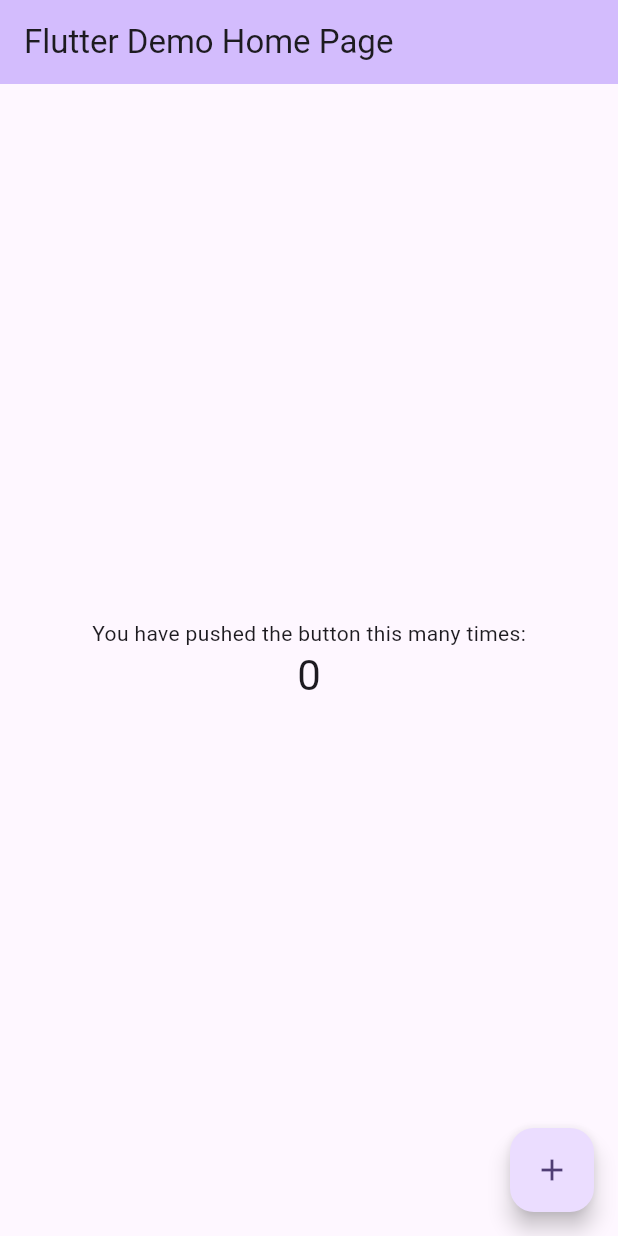
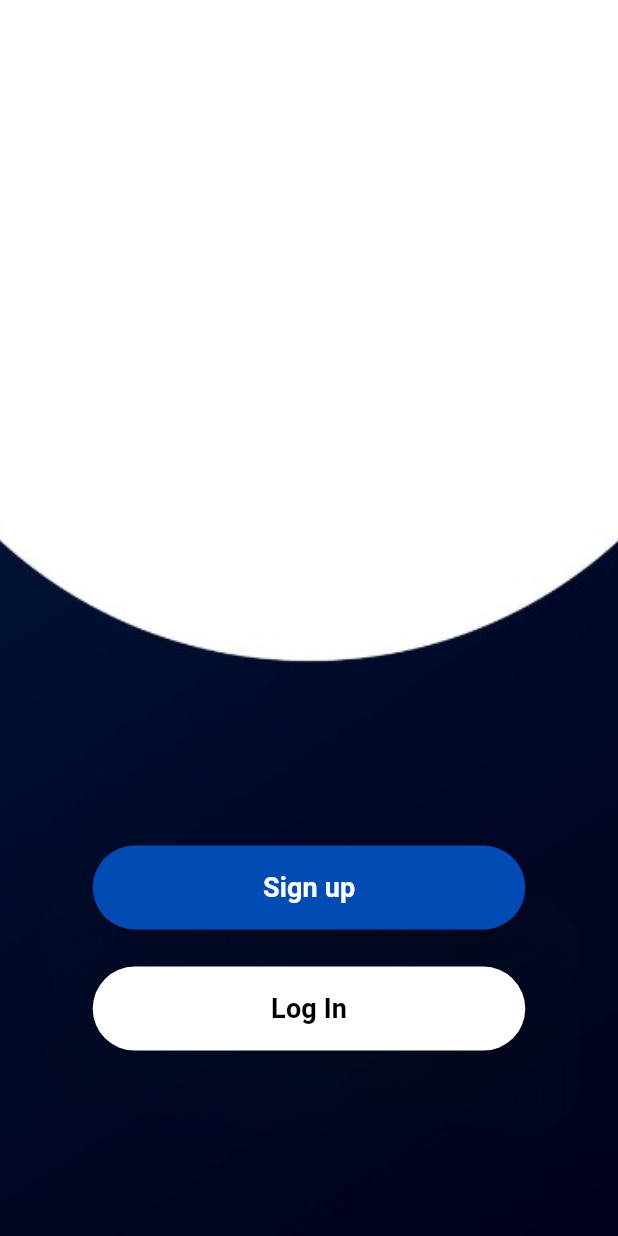
Before and after one commit to MuhammedZain15/ai-weather, a Flutter app: the screen it shows after launch, on a phone screen of 412 x 824 dp. Run offline on Flutter 3.47's test engine with Material 3 defaults, Android fonts, the phone set to English and light mode, and no system bars; our stand-ins replace firebase_core, go_router; accounts and stored records are empty.

Commit message:
log-in ui done

```diff
--- /dev/null
+++ b/lib/core/app_router/app_router.dart
@@ -0,0 +1,27 @@
+import 'package:ai_weather/features/auth/presentation/pages/login.dart';
+import 'package:ai_weather/features/auth/presentation/pages/register.dart';
+import 'package:ai_weather/features/auth/presentation/pages/signup.dart';
+import 'package:go_router/go_router.dart';
+
+class AppRouter {
+  static const register = '/';
+  static const login = '/login';
+  static const signup = '/home';
+  static final GoRouter router = GoRouter(
+    initialLocation: register,
+    routes: [
+      GoRoute(
+        path: register,
+        builder: (context, state) => const Register(),
+      ),
+      GoRoute(
+        path: login,
+        builder: (context, state) => const Login(),
+      ),
+      GoRoute(
+        path: signup,
+        builder: (context, state) => const Signup(),
+      ),
+    ],
+  );
+}
--- /dev/null
+++ b/lib/core/components/custom_button.dart
@@ -0,0 +1,40 @@
+import 'package:flutter/material.dart';
+
+class CustomButton extends StatelessWidget {
+  const CustomButton({
+    super.key,
+    required this.text,
+    required this.backGroundButton,
+    required this.textColor,
+    required this.onClick,
+  });
+
+  final String text;
+
+  final Color backGroundButton;
+
+  final Color textColor;
+  final VoidCallback onClick;
+
+  @override
+  Widget build(BuildContext context) {
+    return ElevatedButton(
+      onPressed: onClick,
+      style: ElevatedButton.styleFrom(
+        padding: EdgeInsets.symmetric(vertical: 15),
+        backgroundColor: backGroundButton,
+        shape: RoundedRectangleBorder(
+          borderRadius: BorderRadius.circular(30),
+        ),
+      ),
+      child: Text(
+        text,
+        style: TextStyle(
+          color: textColor,
+          fontSize: 18,
+          fontWeight: FontWeight.bold,
+        ),
+      ),
+    );
+  }
+}
--- /dev/null
+++ b/lib/core/utils/app_strings.dart
@@ -0,0 +1,11 @@
+class AppStrings {
+  static const String login = 'Log In';
+  static const String signup = 'Sign up';
+  static const String create_an_account = 'CREATE AN ACCOUNT TO MAKE SDFSDF';
+  static const String email = 'Email';
+  static const String password = 'Password';
+  static const String forget = 'Forget Your Password ?';
+  static const String full_name = 'Full Name';
+  static const String next = 'Next';
+  static const String have_an_account = 'Already have an account ?';
+}
--- /dev/null
+++ b/lib/core/utils/assets.dart
@@ -0,0 +1,5 @@
+class Assets {
+  static const String register_background = 'assets/images/register_back.jpg';
+  static const String login_backround = 'assets/images/login_background.jpg';
+  static const String signup_backround = 'assets/images/signup_background.jpg';
+}
--- /dev/null
+++ b/lib/features/auth/presentation/pages/register.dart
@@ -0,0 +1,65 @@
+import 'package:ai_weather/core/app_router/app_router.dart';
+import 'package:ai_weather/core/utils/app_strings.dart';
+import 'package:ai_weather/core/utils/assets.dart';
+import 'package:flutter/material.dart';
+import 'package:go_router/go_router.dart';
+
+import '../../../../core/components/custom_button.dart';
+
+class Register extends StatelessWidget {
+  const Register({super.key});
+
+  @override
+  Widget build(BuildContext context) {
+    double screenWidth = MediaQuery.of(context).size.width;
+    double screenHeight = MediaQuery.of(context).size.height;
+    return Container(
+      decoration: BoxDecoration(
+        image: DecorationImage(
+          image: AssetImage(
+            Assets.register_background,
+          ),
+          fit: BoxFit.cover,
+        ),
+      ),
+      child: Padding(
+        padding: EdgeInsets.only(
+          bottom: screenHeight * 0.15,
+          left: screenWidth * 0.08,
+          right: screenWidth * 0.08,
+        ),
+        child: Column(
+          mainAxisAlignment: MainAxisAlignment.end,
+          children: [
+            Container(
+              width: screenWidth * 0.7,
+              child: CustomButton(
+                onClick: () {
+                  GoRouter.of(context).push(AppRouter.signup);
+
+                },
+                backGroundButton: Color(0xff014bb4),
+                text: AppStrings.signup,
+                textColor: Colors.white,
+              ),
+            ),
+            SizedBox(
+              height: screenHeight * 0.03,
+            ),
+            Container(
+              width: screenWidth * 0.7,
+              child: CustomButton(
+                onClick: () {
+                  GoRouter.of(context).push(AppRouter.login);
+                },
+                text: AppStrings.login,
+                backGroundButton: Colors.white,
+                textColor: Colors.black,
+              ),
+            )
+          ],
+        ),
+      ),
+    );
+  }
+}
--- a/lib/main.dart
+++ b/lib/main.dart
@@ -1,3 +1,4 @@
+import 'package:ai_weather/core/app_router/app_router.dart';
 import 'package:firebase_core/firebase_core.dart';
 import 'package:flutter/material.dart';
 
@@ -17,88 +18,10 @@ class MyApp extends StatelessWidget {
   // This widget is the root of your application.
   @override
   Widget build(BuildContext context) {
-    return MaterialApp(
+    return MaterialApp.router(
+      routerConfig: AppRouter.router,
+      debugShowCheckedModeBanner: false,
       title: 'Flutter Demo',
-      theme: ThemeData(
-        colorScheme: ColorScheme.fromSeed(seedColor: Colors.deepPurple),
-        useMaterial3: true,
-      ),
-      home: const MyHomePage(title: 'Flutter Demo Home Page'),
     );
   }
 }
-
-class MyHomePage extends StatefulWidget {
-  const MyHomePage({super.key, required this.title});
-
-  final String title;
-
-  @override
-  State<MyHomePage> createState() => _MyHomePageState();
-}
-
-class _MyHomePageState extends State<MyHomePage> {
-  int _counter = 0;
-
-  void _incrementCounter() {
-    setState(() {
-      _counter++;
-    });
-  }
-
-  @override
-  Widget build(BuildContext context) {
-    // This method is rerun every time setState is called, for instance as done
-    // by the _incrementCounter method above.
-    //
-    // The Flutter framework has been optimized to make rerunning build methods
-    // fast, so that you can just rebuild anything that needs updating rather
-    // than having to individually change instances of widgets.
-    return Scaffold(
-      appBar: AppBar(
-        // TRY THIS: Try changing the color here to a specific color (to
-
-        // Colors.amber, perhaps?) and trigger a hot reload to see the AppBar
-        // change color while the other colors stay the same.
-        backgroundColor: Theme.of(context).colorScheme.inversePrimary,
-        // Here we take the value from the MyHomePage object that was created by
-        // the App.build method, and use it to set our appbar title.
-        title: Text(widget.title),
-      ),
-      body: Center(
-        // Center is a layout widget. It takes a single child and positions it
-        // in the middle of the parent.
-        child: Column(
-          // Column is also a layout widget. It takes a list of children and
-          // arranges them vertically. By default, it sizes itself to fit its
-          // children horizontally, and tries to be as tall as its parent.
-          //
-          // Column has various properties to control how it sizes itself and
-          // how it positions its children. Here we use mainAxisAlignment to
-          // center the children vertically; the main axis here is the vertical
-          // axis because Columns are vertical (the cross axis would be
-          // horizontal).
-          //
-          // TRY THIS: Invoke "debug painting" (choose the "Toggle Debug Paint"
-          // action in the IDE, or press "p" in the console), to see the
-          // wireframe for each widget.
-          mainAxisAlignment: MainAxisAlignment.center,
-          children: <Widget>[
-            const Text(
-              'You have pushed the button this many times:',
-            ),
-            Text(
-              '$_counter',
-              style: Theme.of(context).textTheme.headlineMedium,
-            ),
-          ],
-        ),
-      ),
-      floatingActionButton: FloatingActionButton(
-        onPressed: _incrementCounter,
-        tooltip: 'Increment',
-        child: const Icon(Icons.add),
-      ), // This trailing comma makes auto-formatting nicer for build methods.
-    );
-  }
-}
--- a/pubspec.yaml
+++ b/pubspec.yaml
@@ -36,6 +36,7 @@ dependencies:
   cupertino_icons: ^1.0.8
   firebase_core: ^3.11.0
   firebase_auth: ^5.4.2
+  go_router: ^14.8.0
 
 dev_dependencies:
   flutter_test:
@@ -60,8 +61,8 @@ flutter:
   uses-material-design: true
 
   # To add assets to your application, add an assets section, like this:
-  # assets:
-  #   - images/a_dot_burr.jpeg
+  assets:
+     - assets/images/
   #   - images/a_dot_ham.jpeg
 
   # An image asset can refer to one or more resolution-specific "variants", see
```
Also changed, not shown: lib/core/components/custom_text_form_field.dart (added, +39 -0 lines), lib/features/auth/presentation/pages/login.dart (added, +57 -0 lines), lib/features/auth/presentation/pages/signup.dart (added, +30 -0 lines), lib/features/auth/presentation/widgets/login_form_widget.dart (added, +103 -0 lines), assets/images/login_background.jpg (added), assets/images/register_back.jpg (added), assets/images/signup_background.jpg (added), lib/core/costants/string.dart (added), pubspec.lock.
